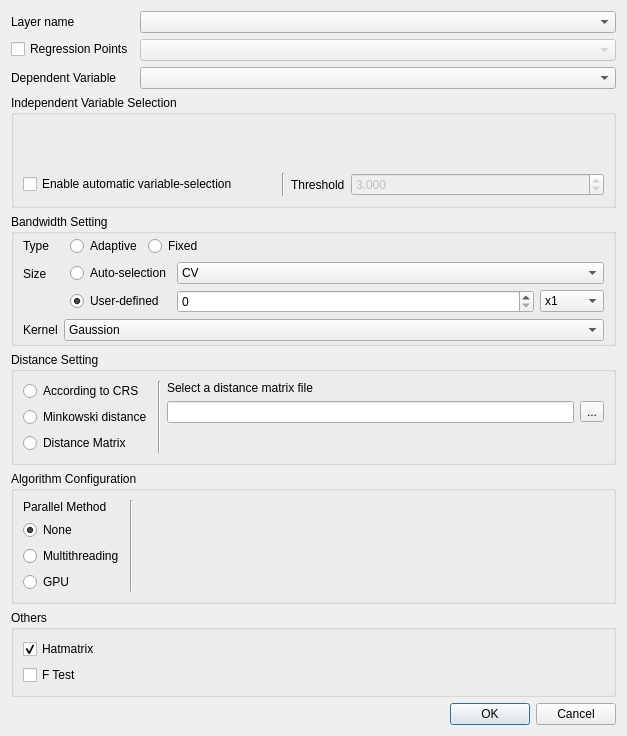
Above: gwmggwroptionsdialog.ui from GWmodel-Lab/GWmodelS before the change. Below: the same form after it.
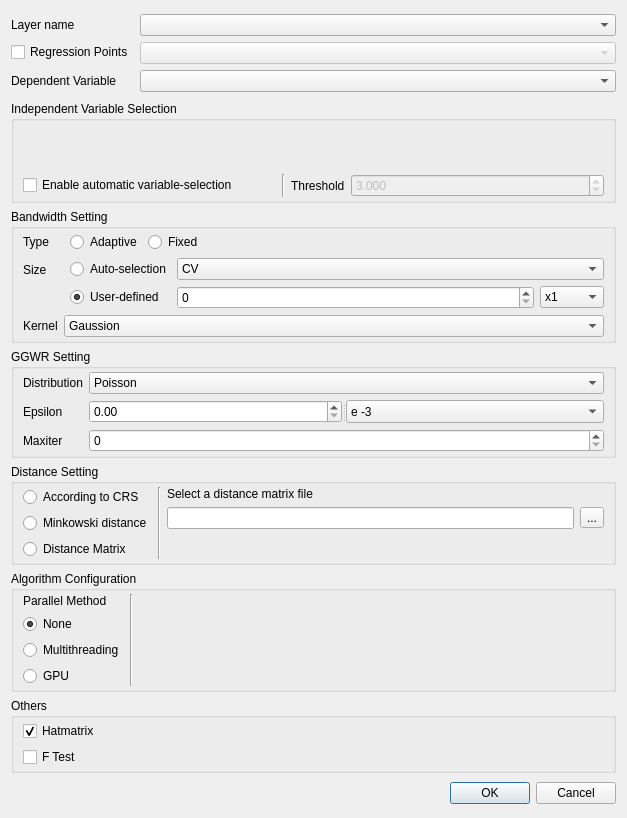
That is the form after the change. Custom widgets are drawn as their Qt base class.

Commit message: 修改：UI界面

Patch:
```diff
--- a/gwmggwroptionsdialog.ui
+++ b/gwmggwroptionsdialog.ui
@@ -7,15 +7,21 @@
     <x>0</x>
     <y>0</y>
     <width>627</width>
-    <height>736</height>
+    <height>818</height>
    </rect>
   </property>
   <property name="windowTitle">
    <string>GGWR Configure</string>
   </property>
-  <layout class="QVBoxLayout" name="verticalLayout_3" stretch="0,1,0,0,0,0,0">
+  <layout class="QVBoxLayout" name="verticalLayout_3" stretch="0,1,0,0,0,0,0,0">
    <item>
     <layout class="QFormLayout" name="formLayout_6">
+     <property name="topMargin">
+      <number>3</number>
+     </property>
+     <property name="bottomMargin">
+      <number>3</number>
+     </property>
      <item row="0" column="0">
       <widget class="QLabel" name="label">
        <property name="sizePolicy">
@@ -64,6 +70,12 @@
       <string>Independent Variable Selection</string>
      </property>
      <layout class="QVBoxLayout" name="verticalLayout_4" stretch="1,0">
+      <property name="topMargin">
+       <number>3</number>
+      </property>
+      <property name="bottomMargin">
+       <number>3</number>
+      </property>
       <item>
        <widget class="GwmIndepVarSelectorWidget" name="mIndepVarSelector" native="true"/>
       </item>
@@ -133,10 +145,10 @@
        <number>6</number>
       </property>
       <property name="topMargin">
-       <number>2</number>
+       <number>3</number>
       </property>
       <property name="bottomMargin">
-       <number>2</number>
+       <number>3</number>
       </property>
       <item row="0" column="0">
        <widget class="QLabel" name="label_2">
@@ -406,6 +418,96 @@
      </layout>
     </widget>
    </item>
+   <item>
+    <widget class="QGroupBox" name="groupBox_5">
+     <property name="enabled">
+      <bool>true</bool>
+     </property>
+     <property name="title">
+      <string>GGWR Setting</string>
+     </property>
+     <layout class="QHBoxLayout" name="horizontalLayout_8">
+      <property name="topMargin">
+       <number>3</number>
+      </property>
+      <property name="bottomMargin">
+       <number>3</number>
+      </property>
+      <item>
+       <layout class="QGridLayout" name="gridLayout_2">
+        <item row="0" column="0">
+         <widget class="QLabel" name="label_16">
+          <property name="text">
+           <string>Distribution</string>
+          </property>
+         </widget>
+        </item>
+        <item row="0" column="1">
+         <widget class="QComboBox" name="mDistributionType">
+          <item>
+           <property name="text">
+            <string>Poisson</string>
+           </property>
+          </item>
+          <item>
+           <property name="text">
+            <string>Binomial</string>
+           </property>
+          </item>
+         </widget>
+        </item>
+        <item row="1" column="0">
+         <widget class="QLabel" name="label_11">
+          <property name="text">
+           <string>Epsilon</string>
+          </property>
+         </widget>
+        </item>
+        <item row="1" column="1">
+         <widget class="QSplitter" name="splitter">
+          <property name="orientation">
+           <enum>Qt::Horizontal</enum>
+          </property>
+          <widget class="QDoubleSpinBox" name="mEpsilonSize"/>
+          <widget class="QComboBox" name="mEpsilonUnit">
+           <item>
+            <property name="text">
+             <string>e -3</string>
+            </property>
+           </item>
+           <item>
+            <property name="text">
+             <string>e -5</string>
+            </property>
+           </item>
+           <item>
+            <property name="text">
+             <string>e -7</string>
+            </property>
+           </item>
+           <item>
+            <property name="text">
+             <string>e -10</string>
+            </property>
+           </item>
+          </widget>
+         </widget>
+        </item>
+        <item row="2" column="0">
+         <widget class="QLabel" name="label_15">
+          <property name="text">
+           <string>Maxiter</string>
+          </property>
+         </widget>
+        </item>
+        <item row="2" column="1">
+         <widget class="QSpinBox" name="mMaxiterSpinBox"/>
+        </item>
+       </layout>
+      </item>
+     </layout>
+    </widget>
+   </item>
    <item>
     <widget class="QGroupBox" name="groupBox_3">
      <property name="sizePolicy">
@@ -418,6 +520,12 @@
       <string>Distance Setting</string>
      </property>
      <layout class="QHBoxLayout" name="horizontalLayout_2">
+      <property name="topMargin">
+       <number>3</number>
+      </property>
+      <property name="bottomMargin">
+       <number>3</number>
+      </property>
       <item>
        <layout class="QVBoxLayout" name="verticalLayout_2">
         <item>
@@ -585,6 +693,12 @@
       <string>Algorithm Configuration</string>
      </property>
      <layout class="QHBoxLayout" name="horizontalLayout_3">
+      <property name="topMargin">
+       <number>3</number>
+      </property>
+      <property name="bottomMargin">
+       <number>3</number>
+      </property>
       <item>
        <layout class="QVBoxLayout" name="verticalLayout_5">
         <item>
@@ -725,6 +839,12 @@
       <string>Others</string>
      </property>
      <layout class="QFormLayout" name="formLayout_7">
+      <property name="topMargin">
+       <number>3</number>
+      </property>
+      <property name="bottomMargin">
+       <number>3</number>
+      </property>
       <item row="1" column="0">
        <widget class="QCheckBox" name="cbxFTest">
         <property name="text">
@@ -747,6 +867,12 @@
    </item>
    <item>
     <layout class="QHBoxLayout" name="horizontalLayout_5">
+     <property name="topMargin">
+      <number>3</number>
+     </property>
+     <property name="bottomMargin">
+      <number>3</number>
+     </property>
      <item>
       <widget class="QLabel" name="mCheckMessage">
        <property name="sizePolicy">
```
Left out of the diff: 6 changed lines with no effect on the pictures. The commit also changes 4 other files.
